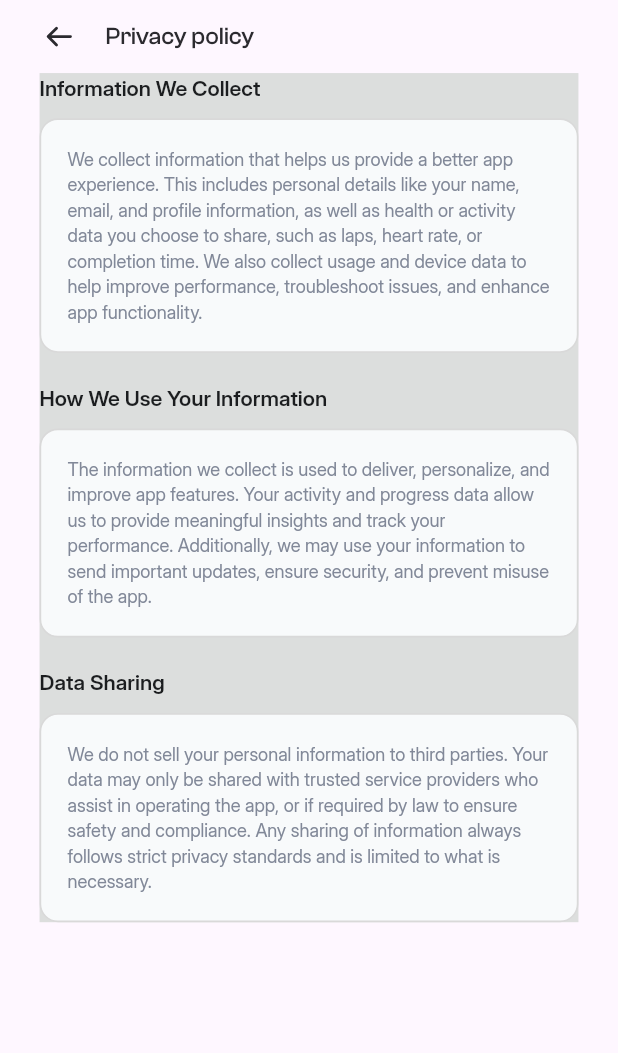
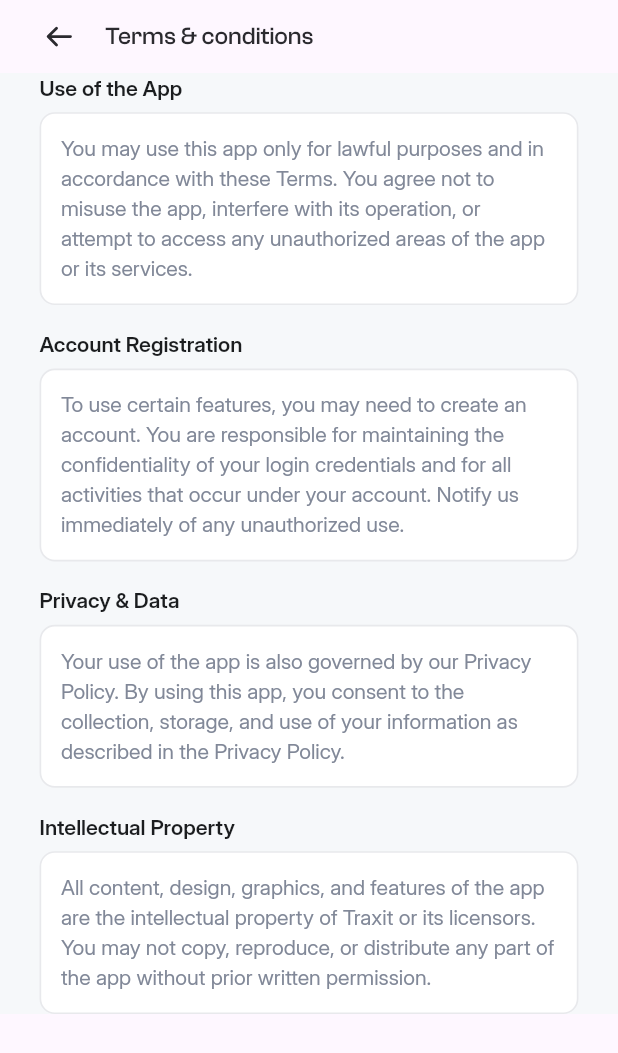
Before and after one commit to aleezasgit/traxit_widget, a Flutter app: the screen it shows after launch, on a phone screen of 412 x 824 dp. Shown: the top 1053 px of the screen. Run offline on Flutter 3.47's test engine with Material 3 defaults, Android fonts, the light colour scheme and no system bars; our stand-ins replace flutter_screenutil, flutter_svg; missing offline and left inert: navigation_history_observer.

Commit message:
feat:"policy_screen"

```diff
--- a/traxit/lib/main.dart
+++ b/traxit/lib/main.dart
@@ -1,6 +1,7 @@
 import 'package:flutter/material.dart';
 import 'package:traxit/screens/policy.dart';
 import 'package:traxit/screens/pract.dart';
+import 'package:traxit/screens/terms_condition.dart';
 
 void main() {
   runApp(const MyApp());
@@ -32,7 +33,7 @@ class MyApp extends StatelessWidget {
         // tested with just a hot reload.
         colorScheme: .fromSeed(seedColor: Colors.deepPurple),
       ),
-      home: PrivacyPolicyScreen(),
+      home: TermsConditionsScreen(),
     );
   }
 }
--- a/traxit/lib/screens/policy.dart
+++ b/traxit/lib/screens/policy.dart
@@ -17,12 +17,14 @@ class PrivacyPolicyScreen extends StatelessWidget {
         title: 'Privacy policy',
       ),
       body: SingleChildScrollView(
-        padding: Space.hf(24) ,
+
+       // padding: Space.hf(24) ,
 
 
         child: Container(
+          padding: Space.hf(24),
           decoration: BoxDecoration(
-            color:  AppTheme.c.background.shade400
+            color:  AppTheme.c.background.main
           ),
           child: Column(
             crossAxisAlignment: CrossAxisAlignment.start,
@@ -34,7 +36,7 @@ class PrivacyPolicyScreen extends StatelessWidget {
                     'We collect information that helps us provide a better app experience. This includes personal details like your name, email, and profile information, as well as health or activity data you choose to share, such as laps, heart rate, or completion time. We also collect usage and device data to help improve performance, troubleshoot issues, and enhance app functionality.',
               ),
 
-              Space.yf(20),
+              Space.yf(16),
 
               _policySection(
                 title: 'How We Use Your Information',
@@ -42,16 +44,24 @@ class PrivacyPolicyScreen extends StatelessWidget {
                     'The information we collect is used to deliver, personalize, and improve app features. Your activity and progress data allow us to provide meaningful insights and track your performance. Additionally, we may use your information to send important updates, ensure security, and prevent misuse of the app.',
               ),
 
-              Space.yf(20),
+              Space.yf(16),
 
               _policySection(
                 title: 'Data Sharing',
                 description:
                     'We do not sell your personal information to third parties. Your data may only be shared with trusted service providers who assist in operating the app, or if required by law to ensure safety and compliance. Any sharing of information always follows strict privacy standards and is limited to what is necessary.',
               ),
+              // GestureDetector(
+              //   onTap: Navigator.new,
+              //   child: Container(
+              //     color: AppTheme.c.purple,
+              //   ),
+              // )
             ],
+
           ),
         ),
+
       ),
     );
   }
@@ -69,22 +79,22 @@ class PrivacyPolicyScreen extends StatelessWidget {
           style: AppText.b1bm?.w(6),
         ),
 
-        Space.yf(10),
+        Space.yf(6),
 
         Container(
-          padding: EdgeInsets.all(16.w),
+          padding:Space.all(12) ,
           decoration: BoxDecoration(
-            color: AppTheme.c.lightGrey.shade100,
-            borderRadius: BorderRadius.circular(12.r),
+             color: AppTheme.c.white!,
+            borderRadius: BorderRadius.circular(10.r),
             border: Border.all(
-              color: AppTheme.c.lightGrey.shade400!,
+              color: AppTheme.c.lightGrey.main!,
               width: 1.w,
             ),
           ),
           child: Text(
             description,
-            style: AppText.b2
-                ?.cl(AppTheme.c.text.main!),
+            style: AppText.b1
+                ?.w(4).cl(AppTheme.c.text.main!),
           ),
         ),
       ],
--- /dev/null
+++ b/traxit/lib/screens/terms_condition.dart
@@ -0,0 +1,94 @@
+import 'package:flutter/material.dart';
+import 'package:flutter_screenutil/flutter_screenutil.dart';
+import 'package:traxit/app_bar/app_bar.dart';
+import 'package:traxit/configs/configs.dart';
+
+class TermsConditionsScreen extends StatelessWidget {
+  const TermsConditionsScreen({super.key});
+
+  @override
+  Widget build(BuildContext context) {
+    App.init(context);
+
+    return Scaffold(
+      appBar: const CustomAppBar(
+        type: AppBarType.withText,
+        title: 'Terms & conditions',
+      ),
+      body: SingleChildScrollView(
+        child: Container(
+          padding: Space.hf(24),
+          decoration: BoxDecoration(
+            color: AppTheme.c.background.main,
+          ),
+          child: Column(
+            crossAxisAlignment: CrossAxisAlignment.start,
+            children: [
+
+              _policySection(
+                title: 'Use of the App',
+                description:
+                    'You may use this app only for lawful purposes and in accordance with these Terms. You agree not to misuse the app, interfere with its operation, or attempt to access any unauthorized areas of the app or its services.',
+              ),
+
+              Space.yf(16),
+
+              _policySection(
+                title: 'Account Registration',
+                description:
+                    'To use certain features, you may need to create an account. You are responsible for maintaining the confidentiality of your login credentials and for all activities that occur under your account. Notify us immediately of any unauthorized use.',
+              ),
+
+              Space.yf(16),
+
+              _policySection(
+                title: 'Privacy & Data',
+                description:
+                    'Your use of the app is also governed by our Privacy Policy. By using this app, you consent to the collection, storage, and use of your information as described in the Privacy Policy.',
+              ),
+
+              Space.yf(16),
+
+              _policySection(
+                title: 'Intellectual Property',
+                description:
+                    'All content, design, graphics, and features of the app are the intellectual property of Traxit or its licensors. You may not copy, reproduce, or distribute any part of the app without prior written permission.',
+              ),
+            ],
+          ),
+        ),
+      ),
+    );
+  }
+
+  Widget _policySection({
+    required String title,
+    required String description,
+  }) {
+    return Column(
+      crossAxisAlignment: CrossAxisAlignment.start,
+      children: [
+        Text(
+          title,
+          style: AppText.b1bm?.w(6),
+        ),
+        Space.yf(6),
+        Container(
+          padding: Space.all(12),
+          decoration: BoxDecoration(
+            color: AppTheme.c.white!,
+            borderRadius: BorderRadius.circular(10.r),
+            border: Border.all(
+              color: AppTheme.c.lightGrey.main!,
+              width: 1.w,
+            ),
+          ),
+          child: Text(
+            description,
+            style: AppText.b1?.w(4).cl(AppTheme.c.text.main!),
+          ),
+        ),
+      ],
+    );
+  }
+}
```
